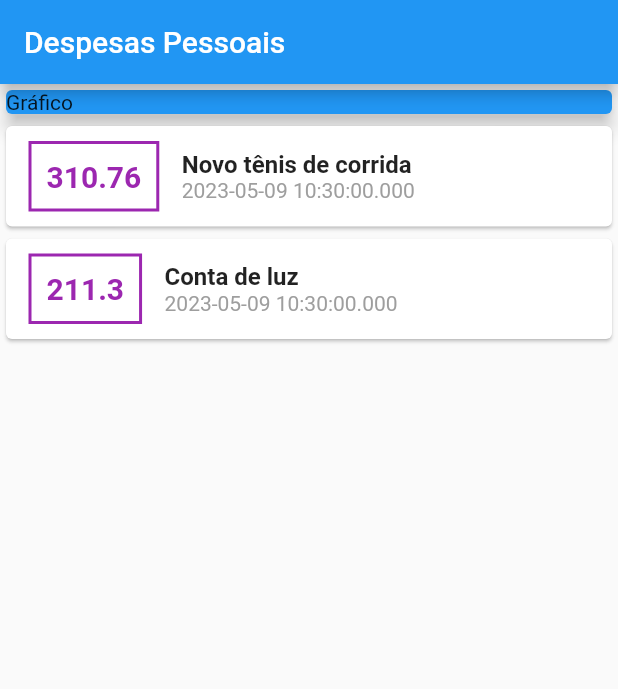
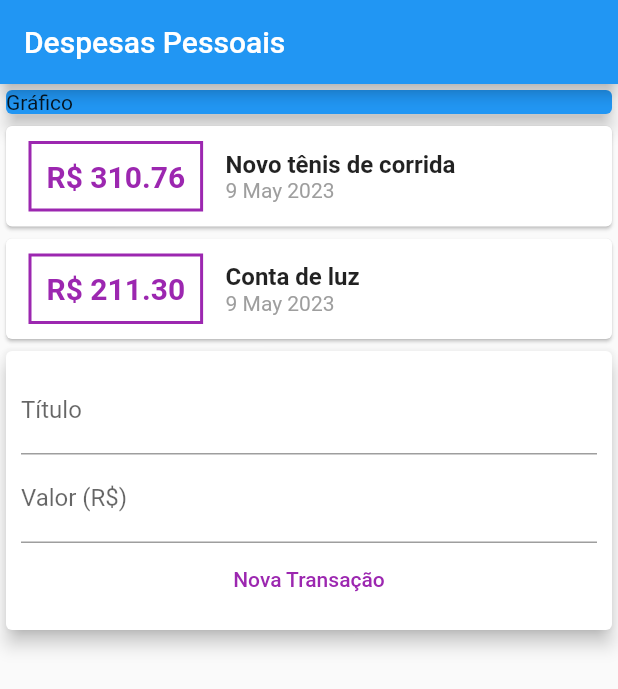
Before and after one commit to Gabrielhlc/expenses, a Flutter app: the screen it shows after launch, on a phone screen of 412 x 824 dp. Shown: the top 689 px of the screen. Run offline on Flutter 3.47's test engine with Material 2 defaults, Android fonts, the phone set to English and light mode, and no system bars.

Commit message:
components' refactor

```diff
--- /dev/null
+++ b/lib/components/transaction_form.dart
@@ -0,0 +1,40 @@
+import 'package:flutter/material.dart';
+
+class TransactionForm extends StatelessWidget {
+  final titleController = TextEditingController();
+  final valueController = TextEditingController();
+
+  @override
+  Widget build(BuildContext context) {
+    return Card(
+      elevation: 5,
+      child: Padding(
+        padding: const EdgeInsets.all(10),
+        child: Column(
+          children: <Widget>[
+            TextField(
+              controller: titleController,
+              decoration: const InputDecoration(
+                labelText: 'Título',
+              ),
+            ),
+            TextField(
+              controller: valueController,
+              decoration: const InputDecoration(
+                labelText: 'Valor (R\$)',
+              ),
+            ),
+            TextButton(
+              onPressed: () {
+                print(titleController.text);
+                print(valueController.text);
+              },
+              style: TextButton.styleFrom(foregroundColor: Colors.purple),
+              child: const Text('Nova Transação'),
+            ),
+          ],
+        ),
+      ),
+    );
+  }
+}
--- /dev/null
+++ b/lib/components/transaction_list.dart
@@ -0,0 +1,60 @@
+import 'package:flutter/material.dart';
+import '../models/transaction.dart';
+
+import 'package:intl/intl.dart';
+
+class TransactionList extends StatelessWidget {
+  final List<Transaction> transactions;
+
+  const TransactionList(this.transactions);
+
+  @override
+  Widget build(BuildContext context) {
+    return Column(
+      children: transactions.map((transaction) {
+        return Card(
+          child: Row(
+            children: <Widget>[
+              Container(
+                margin: const EdgeInsets.symmetric(
+                  horizontal: 15,
+                  vertical: 10,
+                ),
+                decoration: BoxDecoration(
+                    border: Border.all(
+                  color: Colors.purple,
+                  width: 2,
+                )),
+                padding: const EdgeInsets.all(10),
+                child: Text(
+                  'R\$ ${transaction.value.toStringAsFixed(2)}',
+                  style: const TextStyle(
+                    fontWeight: FontWeight.bold,
+                    fontSize: 20,
+                    color: Colors.purple,
+                  ),
+                ),
+              ),
+              Column(
+                crossAxisAlignment: CrossAxisAlignment.start,
+                children: <Widget>[
+                  Text(
+                    transaction.title,
+                    style: const TextStyle(
+                      fontWeight: FontWeight.bold,
+                      fontSize: 16,
+                    ),
+                  ),
+                  Text(
+                    DateFormat('d MMM y').format(transaction.date),
+                    style: const TextStyle(color: Colors.grey),
+                  ),
+                ],
+              )
+            ],
+          ),
+        );
+      }).toList(),
+    );
+  }
+}
--- /dev/null
+++ b/lib/components/transaction_user.dart
@@ -0,0 +1,37 @@
+import 'package:expenses/components/transaction_form.dart';
+import 'package:expenses/components/transaction_list.dart';
+import 'package:flutter/material.dart';
+
+import '../models/transaction.dart';
+
+class TransactionUser extends StatefulWidget {
+  @override
+  State<TransactionUser> createState() => _TransactionUserState();
+}
+
+class _TransactionUserState extends State<TransactionUser> {
+  final _transactions = [
+    Transaction(
+      id: 't1',
+      title: 'Novo tênis de corrida',
+      value: 310.76,
+      date: DateTime.now(),
+    ),
+    Transaction(
+      id: 't2',
+      title: 'Conta de luz',
+      value: 211.30,
+      date: DateTime.now(),
+    ),
+  ];
+
+  @override
+  Widget build(BuildContext context) {
+    return Column(
+      children: <Widget>[
+        TransactionList(_transactions),
+        TransactionForm(),
+      ],
+    );
+  }
+}
--- a/lib/main.dart
+++ b/lib/main.dart
@@ -1,4 +1,5 @@
-import './models/transaction.dart';
+import './components/transaction_user.dart';
+
 import 'package:flutter/material.dart';
 
 main() => runApp(ExpensesApp());
@@ -11,20 +12,6 @@ class ExpensesApp extends StatelessWidget {
 }
 
 class MyHomePage extends StatelessWidget {
-  final _transactions = [
-    Transaction(
-        id: 't1',
-        title: 'Novo tênis de corrida',
-        value: 310.76,
-        date: DateTime.now()),
-    Transaction(
-      id: 't2',
-      title: 'Conta de luz',
-      value: 211.30,
-      date: DateTime.now(),
-    ),
-  ];
-
   @override
   Widget build(BuildContext context) {
     return Scaffold(
@@ -32,6 +19,7 @@ class MyHomePage extends StatelessWidget {
         title: const Text('Despesas Pessoais'),
       ),
       body: Column(
+        crossAxisAlignment: CrossAxisAlignment.stretch,
         children: <Widget>[
           Container(
             width: double.infinity,
@@ -41,52 +29,7 @@ class MyHomePage extends StatelessWidget {
               child: Text('Gráfico'),
             ),
           ),
-          Column(
-            children: _transactions.map((transaction) {
-              return Card(
-                child: Row(
-                  children: <Widget>[
-                    Container(
-                      margin: const EdgeInsets.symmetric(
-                        horizontal: 15,
-                        vertical: 10,
-                      ),
-                      decoration: BoxDecoration(
-                          border: Border.all(
-                        color: Colors.purple,
-                        width: 2,
-                      )),
-                      padding: const EdgeInsets.all(10),
-                      child: Text(
-                        transaction.value.toString(),
-                        style: const TextStyle(
-                          fontWeight: FontWeight.bold,
-                          fontSize: 20,
-                          color: Colors.purple,
-                        ),
-                      ),
-                    ),
-                    Column(
-                      crossAxisAlignment: CrossAxisAlignment.start,
-                      children: <Widget>[
-                        Text(
-                          transaction.title,
-                          style: const TextStyle(
-                            fontWeight: FontWeight.bold,
-                            fontSize: 16,
-                          ),
-                        ),
-                        Text(
-                          transaction.date.toString(),
-                          style: const TextStyle(color: Colors.grey),
-                        ),
-                      ],
-                    )
-                  ],
-                ),
-              );
-            }).toList(),
-          )
+          TransactionUser(),
         ],
       ),
     );
--- a/pubspec.yaml
+++ b/pubspec.yaml
@@ -30,6 +30,7 @@ environment:
 dependencies:
   flutter:
     sdk: flutter
+  intl: 0.18.1
 
 
   # The following adds the Cupertino Icons font to your application.
```
Also changed, not shown: pubspec.lock.
